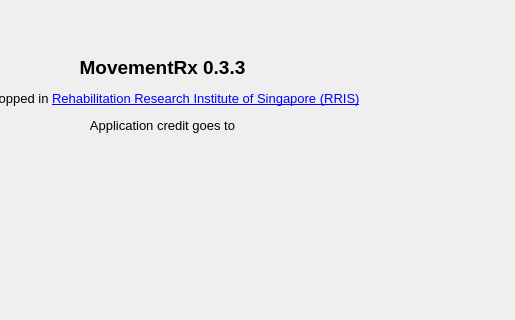
Above: spmclient/ui/gui/xml/ui_about_dialogue.ui from aalhossary/MovementRx before the change; both pictures show x 190 to 705 and y 0 to 320 of the 705 by 539 pixel window. Below: the same form after it.
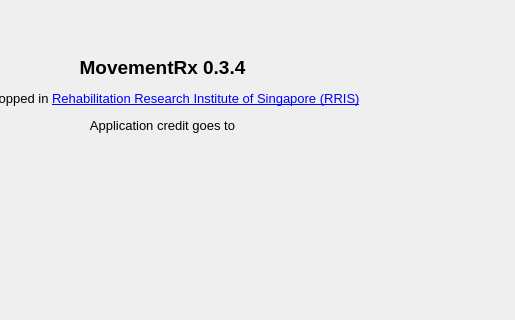
That is the form after the change. Icons and pictures are not drawn.

What changed in the file:
```diff
--- a/spmclient/ui/gui/xml/ui_about_dialogue.ui
+++ b/spmclient/ui/gui/xml/ui_about_dialogue.ui
@@ -17,7 +17,7 @@
    <item row="0" column="0" colspan="2">
     <widget class="QLabel" name="label">
      <property name="text">
-      <string>&lt;html&gt;&lt;head/&gt;&lt;body&gt;&lt;p align=&quot;center&quot;&gt;&lt;span style=&quot; font-size:14pt; font-weight:600;&quot;&gt;MovementRx 0.3.3&lt;/span&gt;&lt;/p&gt;&lt;p align=&quot;center&quot;&gt;&lt;span style=&quot; font-size:10pt;&quot;&gt;Developped in &lt;/span&gt;&lt;a href=&quot;http://rris.ntu.edu.sg/&quot;&gt;&lt;span style=&quot; font-size:10pt; text-decoration: underline; color:#0000ff;&quot;&gt;Rehabilitation Research Institute of Singapore (RRIS)&lt;/span&gt;&lt;/a&gt;&lt;/p&gt;&lt;p align=&quot;center&quot;&gt;&lt;span style=&quot; font-size:10pt;&quot;&gt;Application credit goes to&lt;/span&gt;&lt;/p&gt;&lt;/body&gt;&lt;/html&gt;</string>
+      <string>&lt;html&gt;&lt;head/&gt;&lt;body&gt;&lt;p align=&quot;center&quot;&gt;&lt;span style=&quot; font-size:14pt; font-weight:600;&quot;&gt;MovementRx 0.3.4&lt;/span&gt;&lt;/p&gt;&lt;p align=&quot;center&quot;&gt;&lt;span style=&quot; font-size:10pt;&quot;&gt;Developped in &lt;/span&gt;&lt;a href=&quot;http://rris.ntu.edu.sg/&quot;&gt;&lt;span style=&quot; font-size:10pt; text-decoration: underline; color:#0000ff;&quot;&gt;Rehabilitation Research Institute of Singapore (RRIS)&lt;/span&gt;&lt;/a&gt;&lt;/p&gt;&lt;p align=&quot;center&quot;&gt;&lt;span style=&quot; font-size:10pt;&quot;&gt;Application credit goes to&lt;/span&gt;&lt;/p&gt;&lt;/body&gt;&lt;/html&gt;</string>
      </property>
     </widget>
    </item>
```
